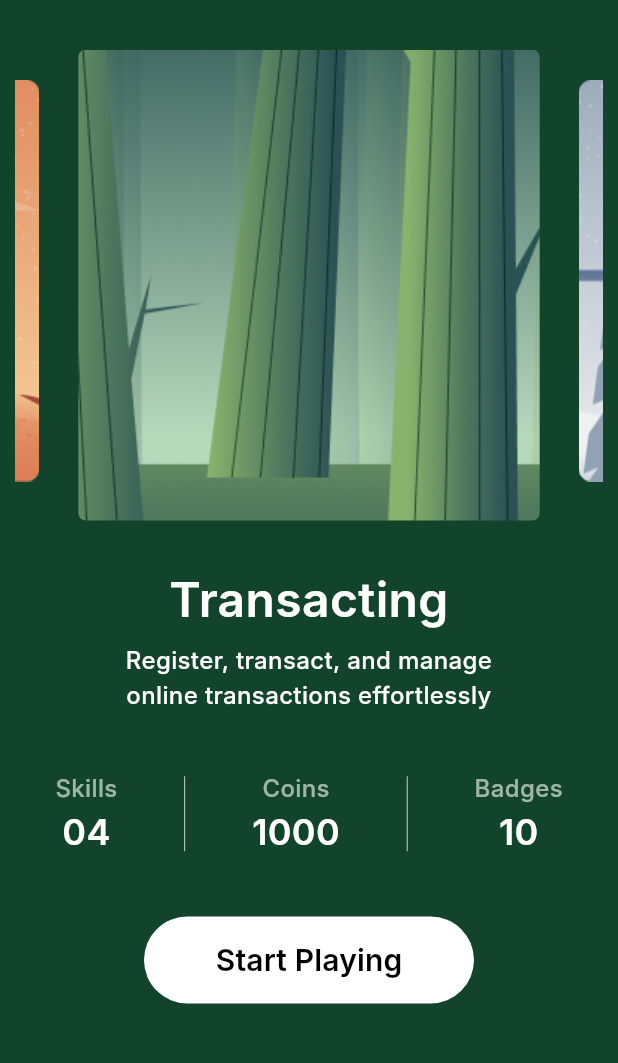
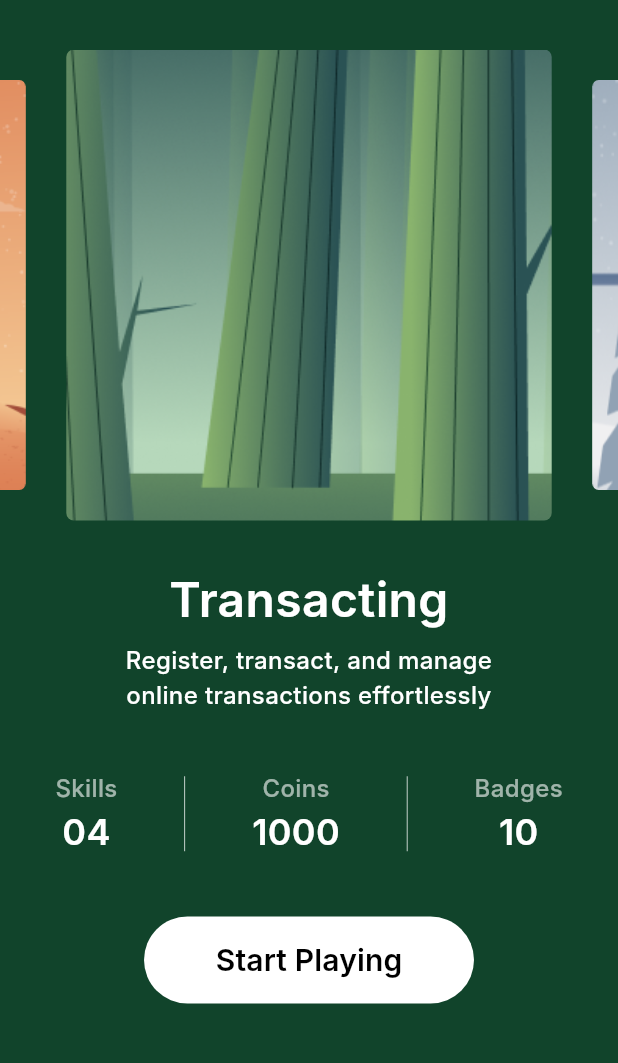
Before and after one commit to chandniswarnkar/lcc_amplify_app, a Flutter app: the ImageSliderPage screen opened directly, on a phone screen of 412 x 824 dp, the part 90-1153 px from its top. Run offline on Flutter 3.47's test engine with Material 3 defaults, Android fonts, the phone set to English and light mode, and no system bars; drawn by our look-alikes of carousel_slider; our stand-ins replace animated_splash_screen, countup, shared_preferences, video_player; missing offline and left inert: amplify_api, amplify_core, amplify_flutter, animated_reorderable_list, flippy; accounts and stored records are empty; Roboto replaces fonts that are missing (Inter).

Commit message:
review changes

```diff
--- a/lib/common/card_flip_component.dart
+++ b/lib/common/card_flip_component.dart
@@ -21,17 +21,21 @@ class FlipCardComponent extends StatelessWidget//State<FlipCardComponent>
     return Scaffold(
       backgroundColor:Colors.white ,
       body:
+
         DragFlipper(
              width: MediaQuery.of(context).size.width-20,//EdgeInsets.symmetric(horizontal: 10.0, vertical: 20.0),
             //  padding: const EdgeInsets.all(10.0),
               height: 235,
+              showShadow: true,
               margin: EdgeInsets.symmetric(horizontal: 10.0),
               front: isTappingRequired ? frontWidget! :  const FrontWidget(),
               back: isTappingRequired ? backWidget! : const BackWidget(),
               controller: controller,
              borderRadius: const BorderRadius.all(Radius.circular(10.0)),
               backgroundColor: Colors.white,
-            ),
+
+            )
+
     );
   }
 }
--- a/lib/image_slider_widget.dart
+++ b/lib/image_slider_widget.dart
@@ -91,7 +91,7 @@ class _ImageSliderPageState extends State<ImageSliderPage> {
             ),
             SizedBox(height: 30,),
         Container(
-            width: MediaQuery.of(context).size.width -20,
+            width: MediaQuery.of(context).size.width ,
             height: 320,
             child:CarouselSlider(
             items: imageSliders,
```
Also changed, not shown: lib/know_your_card.dart (+4 -8 lines), lib/levelcompletion_video_screen.dart (+0 -8 lines), assets/images/card_shadow.png (added), 1 other file.
